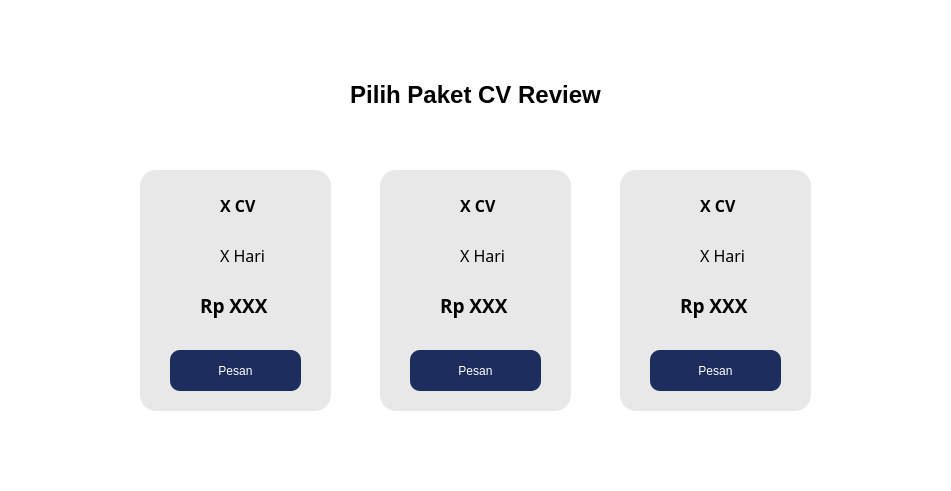
stellaribli/Tuciwir, file paket.ui: the form before one commit.
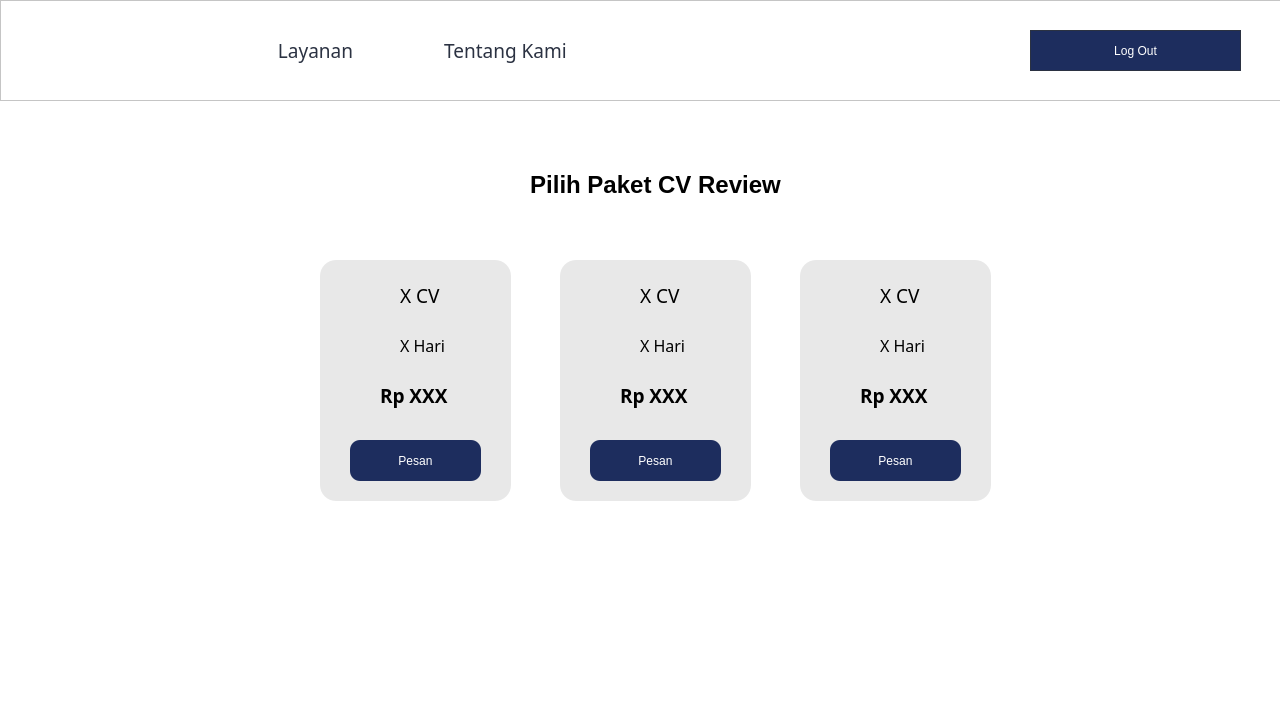
The form after the commit. Icons and pictures are not drawn.

```diff
--- a/paket.ui
+++ b/paket.ui
@@ -6,8 +6,8 @@
    <rect>
     <x>0</x>
     <y>0</y>
-    <width>951</width>
-    <height>491</height>
+    <width>1280</width>
+    <height>720</height>
    </rect>
   </property>
   <property name="windowTitle">
@@ -19,12 +19,15 @@
   <widget class="QLabel" name="label">
    <property name="geometry">
     <rect>
-     <x>330</x>
-     <y>80</y>
+     <x>510</x>
+     <y>170</y>
      <width>291</width>
      <height>31</height>
     </rect>
    </property>
+   <property name="styleSheet">
+    <string notr="true">font: 81 16pt &quot;Mulish ExtraBold&quot;;</string>
+   </property>
    <property name="text">
     <string>&lt;html&gt;&lt;head/&gt;&lt;body&gt;&lt;p align=&quot;center&quot;&gt;&lt;span style=&quot; font-size:18pt; font-weight:600;&quot;&gt;Pilih Paket CV Review&lt;/span&gt;&lt;/p&gt;&lt;/body&gt;&lt;/html&gt;</string>
    </property>
@@ -32,8 +35,8 @@
   <widget class="QFrame" name="Paket1">
    <property name="geometry">
     <rect>
-     <x>140</x>
-     <y>170</y>
+     <x>320</x>
+     <y>260</y>
      <width>191</width>
      <height>241</height>
     </rect>
@@ -59,12 +62,16 @@
     </property>
     <property name="font">
      <font>
-      <family>Mulish</family>
-      <pointsize>12</pointsize>
-      <weight>75</weight>
-      <bold>true</bold>
+      <family>Mulish Black</family>
+      <pointsize>14</pointsize>
+      <weight>10</weight>
+      <italic>false</italic>
+      <bold>false</bold>
      </font>
     </property>
+    <property name="styleSheet">
+     <string notr="true">font: 87 14pt &quot;Mulish Black&quot;;</string>
+    </property>
     <property name="text">
      <string>&lt;html&gt;&lt;head/&gt;&lt;body&gt;&lt;p&gt;X CV&lt;/p&gt;&lt;/body&gt;&lt;/html&gt;</string>
     </property>
@@ -83,9 +90,13 @@
       <family>Mulish</family>
       <pointsize>12</pointsize>
       <weight>50</weight>
+      <italic>false</italic>
       <bold>false</bold>
      </font>
     </property>
+    <property name="styleSheet">
+     <string notr="true">font: 12pt &quot;Mulish&quot;;</string>
+    </property>
     <property name="text">
      <string>&lt;html&gt;&lt;head/&gt;&lt;body&gt;&lt;p&gt;X Hari&lt;/p&gt;&lt;/body&gt;&lt;/html&gt;</string>
     </property>
@@ -137,8 +148,8 @@
   <widget class="QFrame" name="Paket2">
    <property name="geometry">
     <rect>
-     <x>380</x>
-     <y>170</y>
+     <x>560</x>
+     <y>260</y>
      <width>191</width>
      <height>241</height>
     </rect>
@@ -164,12 +175,16 @@
     </property>
     <property name="font">
      <font>
-      <family>Mulish</family>
-      <pointsize>12</pointsize>
-      <weight>75</weight>
-      <bold>true</bold>
+      <family>Mulish Black</family>
+      <pointsize>14</pointsize>
+      <weight>10</weight>
+      <italic>false</italic>
+      <bold>false</bold>
      </font>
     </property>
+    <property name="styleSheet">
+     <string notr="true">font: 87 14pt &quot;Mulish Black&quot;;</string>
+    </property>
     <property name="text">
      <string>&lt;html&gt;&lt;head/&gt;&lt;body&gt;&lt;p&gt;X CV&lt;/p&gt;&lt;/body&gt;&lt;/html&gt;</string>
     </property>
@@ -188,9 +203,13 @@
       <family>Mulish</family>
       <pointsize>12</pointsize>
       <weight>50</weight>
+      <italic>false</italic>
       <bold>false</bold>
      </font>
     </property>
+    <property name="styleSheet">
+     <string notr="true">font: 12pt &quot;Mulish&quot;;</string>
+    </property>
     <property name="text">
      <string>&lt;html&gt;&lt;head/&gt;&lt;body&gt;&lt;p&gt;X Hari&lt;/p&gt;&lt;/body&gt;&lt;/html&gt;</string>
     </property>
@@ -242,8 +261,8 @@
   <widget class="QFrame" name="Paket3">
    <property name="geometry">
     <rect>
-     <x>620</x>
-     <y>170</y>
+     <x>800</x>
+     <y>260</y>
      <width>191</width>
      <height>241</height>
     </rect>
@@ -269,12 +288,16 @@
     </property>
     <property name="font">
      <font>
-      <family>Mulish</family>
-      <pointsize>12</pointsize>
-      <weight>75</weight>
-      <bold>true</bold>
+      <family>Mulish Black</family>
+      <pointsize>14</pointsize>
+      <weight>10</weight>
+      <italic>false</italic>
+      <bold>false</bold>
      </font>
     </property>
+    <property name="styleSheet">
+     <string notr="true">font: 87 14pt &quot;Mulish Black&quot;;</string>
+    </property>
     <property name="text">
      <string>&lt;html&gt;&lt;head/&gt;&lt;body&gt;&lt;p&gt;X CV&lt;/p&gt;&lt;/body&gt;&lt;/html&gt;</string>
     </property>
@@ -293,9 +316,13 @@
       <family>Mulish</family>
       <pointsize>12</pointsize>
       <weight>50</weight>
+      <italic>false</italic>
       <bold>false</bold>
      </font>
     </property>
+    <property name="styleSheet">
+     <string notr="true">font: 12pt &quot;Mulish&quot;;</string>
+    </property>
     <property name="text">
      <string>&lt;html&gt;&lt;head/&gt;&lt;body&gt;&lt;p&gt;X Hari&lt;/p&gt;&lt;/body&gt;&lt;/html&gt;</string>
     </property>
@@ -344,6 +371,126 @@
     </property>
    </widget>
   </widget>
+  <widget class="QFrame" name="frame">
+   <property name="geometry">
+    <rect>
+     <x>0</x>
+     <y>0</y>
+     <width>1281</width>
+     <height>101</height>
+    </rect>
+   </property>
+   <property name="styleSheet">
+    <string notr="true">background: #FFFFFF;</string>
+   </property>
+   <property name="frameShape">
+    <enum>QFrame::StyledPanel</enum>
+   </property>
+   <property name="frameShadow">
+    <enum>QFrame::Raised</enum>
+   </property>
+   <widget class="QPushButton" name="logoutbutton">
+    <property name="geometry">
+     <rect>
+      <x>1030</x>
+      <y>30</y>
+      <width>211</width>
+      <height>41</height>
+     </rect>
+    </property>
+    <property name="styleSheet">
+     <string notr="true">QPushButton{ 
+	background-color: #1D2D5E; color:#FFFFFF;
+	font: 15pt &quot;Mulish&quot;;
+	border-radius: 13.25760269165039px;
+	border: 1.4px solid #2B3242;
+}
+
+ QPushButton:hover {
+	background-color: #4A577E; color:#fff;
+	border: 1.4px solid #2B3242;
+ }</string>
+    </property>
+    <property name="text">
+     <string>Log Out</string>
+    </property>
+   </widget>
+   <widget class="QPushButton" name="aboutmebutton">
+    <property name="geometry">
+     <rect>
+      <x>420</x>
+      <y>30</y>
+      <width>171</width>
+      <height>41</height>
+     </rect>
+    </property>
+    <property name="font">
+     <font>
+      <family>Mulish</family>
+      <pointsize>14</pointsize>
+      <weight>50</weight>
+      <italic>false</italic>
+      <bold>false</bold>
+     </font>
+    </property>
+    <property name="styleSheet">
+     <string notr="true">color:#000000;
+color: #2B3242;
+font: 14pt &quot;Mulish&quot;;
+Border: 0px;</string>
+    </property>
+    <property name="text">
+     <string>Tentang Kami</string>
+    </property>
+   </widget>
+   <widget class="QPushButton" name="layananbutton_4">
+    <property name="geometry">
+     <rect>
+      <x>230</x>
+      <y>30</y>
+      <width>171</width>
+      <height>41</height>
+     </rect>
+    </property>
+    <property name="font">
+     <font>
+      <family>Mulish</family>
+      <pointsize>14</pointsize>
+      <weight>50</weight>
+      <italic>false</italic>
+      <bold>false</bold>
+     </font>
+    </property>
+    <property name="styleSheet">
+     <string notr="true">color:#000000;
+color: #2B3242;
+font: 14pt &quot;Mulish&quot;;
+Border: 0px;</string>
+    </property>
+    <property name="text">
+     <string>Layanan</string>
+    </property>
+   </widget>
+   <widget class="QLabel" name="label_2">
+    <property name="geometry">
+     <rect>
+      <x>50</x>
+      <y>30</y>
+      <width>141</width>
+      <height>41</height>
+     </rect>
+    </property>
+    <property name="text">
+     <string/>
+    </property>
+    <property name="pixmap">
+     <pixmap>img/logo aksel.png</pixmap>
+    </property>
+    <property name="scaledContents">
+     <bool>true</bool>
+    </property>
+   </widget>
+  </widget>
  </widget>
  <resources/>
  <connections/>
```
